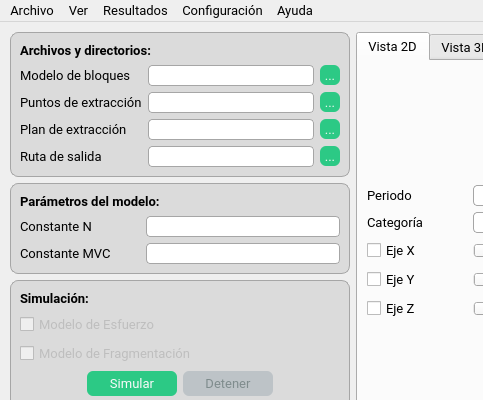
nicguzmanm/UGMM, file ui/main_window.ui: the form before one commit; both pictures show x 0 to 483 and y 0 to 400 of the 942 by 624 pixel window.
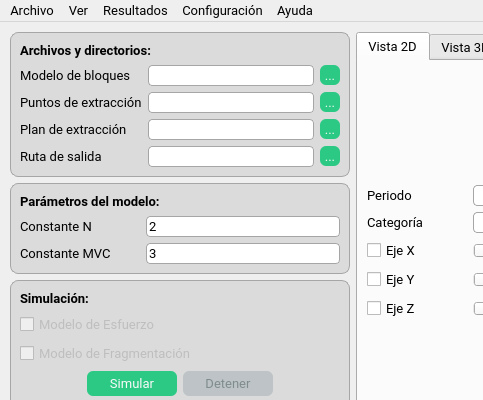
The form after the commit. The open tabs and pages were chosen to show the change. Icons and pictures are not drawn. Custom widgets are drawn as their Qt base class.

```diff
--- a/ui/main_window.ui
+++ b/ui/main_window.ui
@@ -473,7 +473,11 @@
           </widget>
          </item>
          <item row="2" column="1">
-          <widget class="QLineEdit" name="inputMVC"/>
+          <widget class="QLineEdit" name="inputMVC">
+           <property name="text">
+            <string>3</string>
+           </property>
+          </widget>
          </item>
          <item row="2" column="0">
           <widget class="QLabel" name="label_8">
@@ -489,7 +493,11 @@
           </widget>
          </item>
          <item row="1" column="1">
-          <widget class="QLineEdit" name="inputN"/>
+          <widget class="QLineEdit" name="inputN">
+           <property name="text">
+            <string>2</string>
+           </property>
+          </widget>
          </item>
         </layout>
        </widget>
```
Left out of the diff: 20 changed lines with no effect on the pictures.
